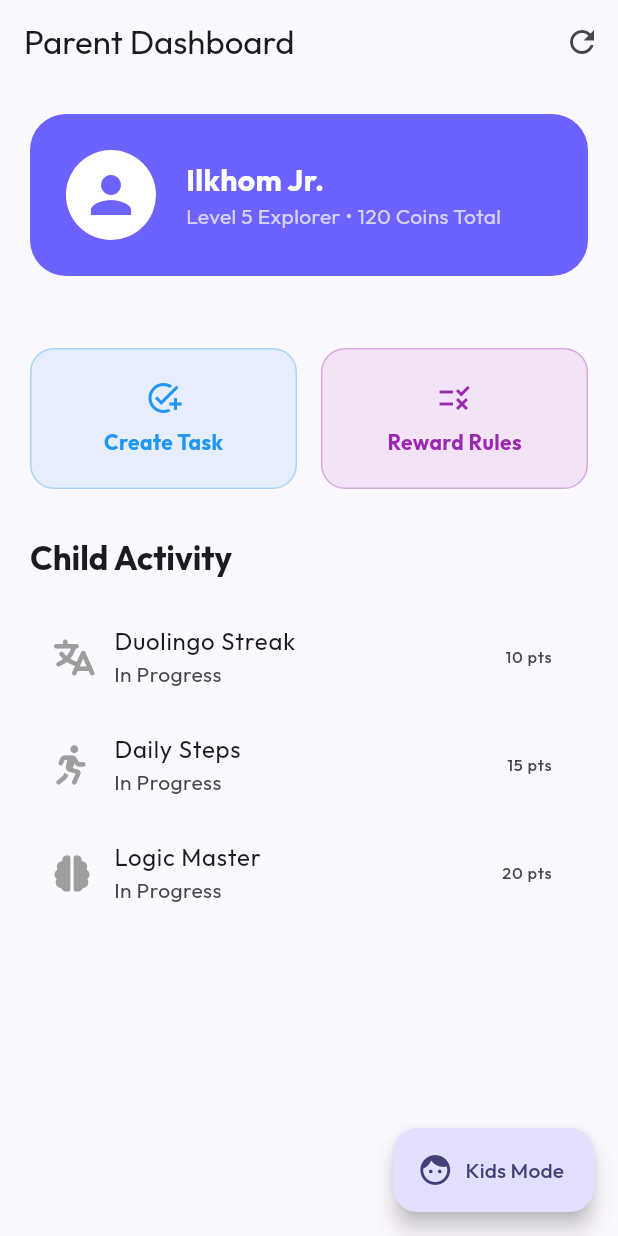
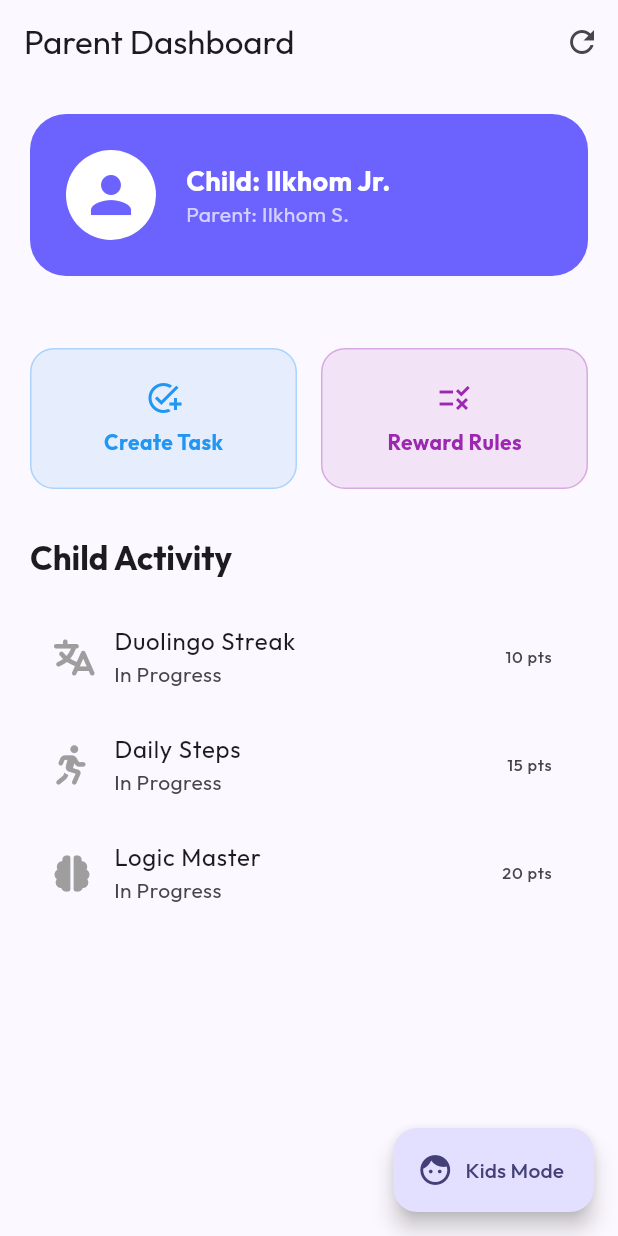
Before and after one commit to rizvonnavruzov8-stack/Safini_AI, a Flutter app: the ParentDashboard screen opened directly, on a phone screen of 412 x 824 dp. Run offline on Flutter 3.47's test engine with Material 3 defaults, Android fonts, the light colour scheme and no system bars; our stand-ins replace flutter_riverpod, font_awesome_flutter, google_fonts, hive, hive_flutter; accounts and stored records are empty.

Commit message:
enhance AI interactivity and UI visibility

```diff
--- a/lib/ui/parent/parent_dashboard.dart
+++ b/lib/ui/parent/parent_dashboard.dart
@@ -69,12 +69,12 @@ class ParentDashboard extends ConsumerWidget {
             crossAxisAlignment: CrossAxisAlignment.start,
             children: [
               Text(
-                'Ilkhom Jr.',
-                style: TextStyle(color: Colors.white, fontSize: 20, fontWeight: FontWeight.bold),
+                'Child: Ilkhom Jr.',
+                style: TextStyle(color: Colors.white, fontSize: 18, fontWeight: FontWeight.bold),
               ),
               Text(
-                'Level 5 Explorer • 120 Coins Total',
-                style: TextStyle(color: Colors.white70),
+                'Parent: Ilkhom S.',
+                style: TextStyle(color: Colors.white70, fontSize: 14),
               ),
             ],
           ),
```
Also changed, not shown: lib/ui/kids/ai_friend_chat.dart (+32 -6 lines).
